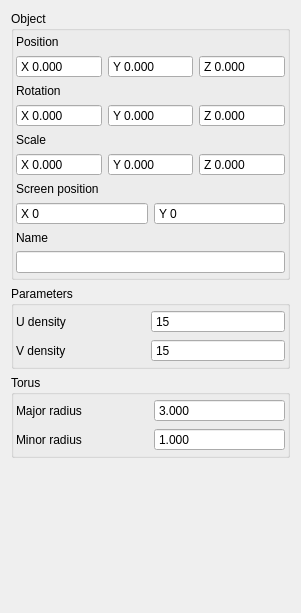
This is Controls/controls.ui in VenMolom/GeometricModeling as Qt 5 draws it before an edit. The edited form follows.
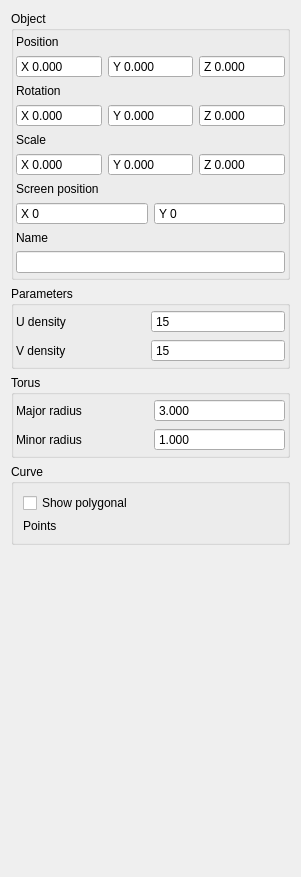
This is the edited form.

Commit message: creating curve from selected points

The edit to the form file:
```diff
--- a/Controls/controls.ui
+++ b/Controls/controls.ui
@@ -7,7 +7,7 @@
     <x>0</x>
     <y>0</y>
     <width>301</width>
-    <height>613</height>
+    <height>877</height>
    </rect>
   </property>
   <property name="windowTitle">
@@ -751,6 +751,29 @@
      </layout>
     </widget>
    </item>
+   <item row="3" column="0">
+    <widget class="QGroupBox" name="curveGroupBox">
+     <property name="title">
+      <string>Curve</string>
+     </property>
+     <layout class="QGridLayout" name="gridLayout_12">
+      <item row="0" column="0">
+       <widget class="QCheckBox" name="polygonalCheckBox">
+        <property name="text">
+         <string>Show polygonal</string>
+        </property>
+       </widget>
+      </item>
+      <item row="1" column="0">
+       <widget class="QLabel" name="label">
+        <property name="text">
+         <string>Points</string>
+        </property>
+       </widget>
+      </item>
+     </layout>
+    </widget>
+   </item>
   </layout>
  </widget>
  <resources/>
```
The commit also changes 12 other files.
